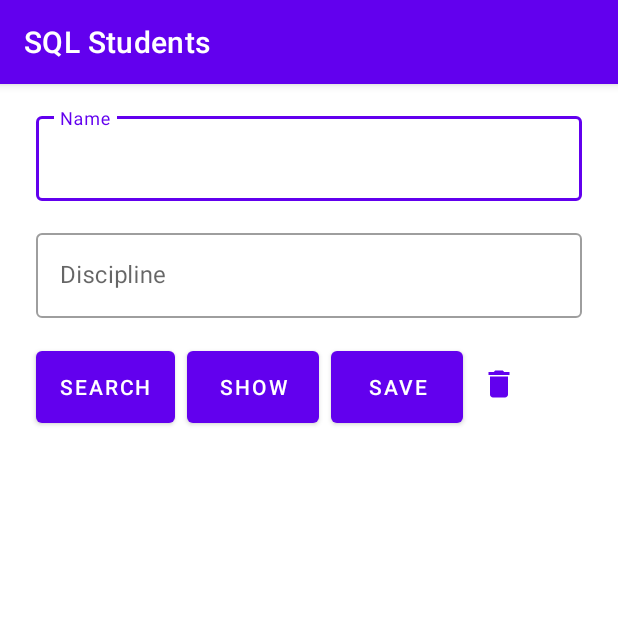
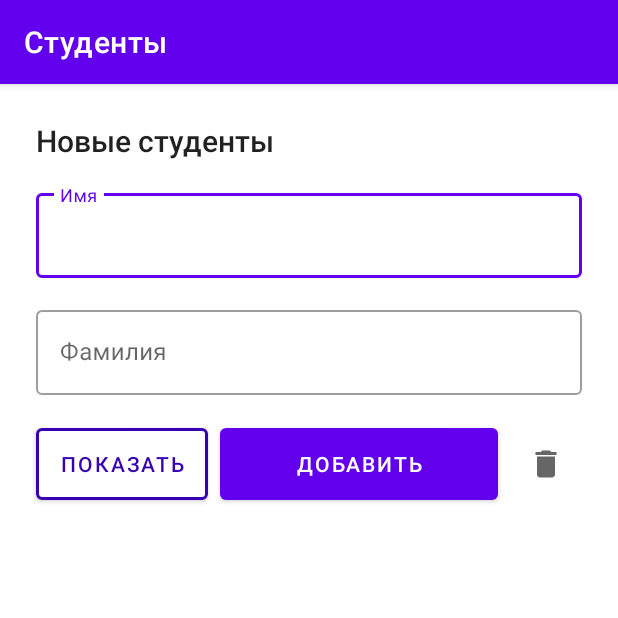
Before and after one commit to polina1441/SQLStudents, an Android app: the screen it shows after launch (MainActivity), on a phone screen of 412 x 824 dp, the top half of it. Run offline under Robolectric (Android 15) with nearby library versions, the phone set to English and light mode, and no system bars.

Commit message:
After all this time? – Always

```diff
--- a/app/src/main/java/com/example/sqlstudents/MainActivity.kt
+++ b/app/src/main/java/com/example/sqlstudents/MainActivity.kt
@@ -3,17 +3,20 @@ package com.example.sqlstudents
 import androidx.appcompat.app.AppCompatActivity
 import android.os.Bundle
 import android.util.Log
+import android.view.View
+import android.widget.TextView
+import android.widget.Toast
 import com.example.sqlstudents.database.DBClass
 import com.example.sqlstudents.database.DBManager
 import com.google.android.material.button.MaterialButton
 import com.google.android.material.textfield.TextInputEditText
 import com.google.android.material.textview.MaterialTextView
 
+
+
 lateinit var name_edit : TextInputEditText
 lateinit var discipline_edit : TextInputEditText
-
 lateinit var show_info : MaterialTextView
-
 
 class MainActivity : AppCompatActivity() {
 
@@ -27,33 +30,43 @@ class MainActivity : AppCompatActivity() {
         discipline_edit = findViewById(R.id.discipline)
         show_info = findViewById(R.id.show_detail)
 
-        val but_search : MaterialButton = findViewById(R.id.search_but)
         val but_show : MaterialButton = findViewById(R.id.show_but)
         val but_add : MaterialButton = findViewById(R.id.add_but)
         val but_delete_db : MaterialButton = findViewById(R.id.delete_db)
+        val title : TextView = findViewById(R.id.title_list)
 
         but_add.setOnClickListener {
-            dbManager.openDB()
-            dbManager.insertDB(name_edit.text.toString(),
-                    discipline_edit.text.toString())
+            if (!name_edit.text.isNullOrEmpty() or !discipline_edit.text.isNullOrEmpty()) {
+                dbManager.openDB()
+                dbManager.insertDB(
+                    name_edit.text.toString(),
+                    discipline_edit.text.toString()
+                )
+
+                discipline_edit.text?.clear()
+                name_edit.text?.clear()
+                name_edit.isFocusable
+            } else {
+                Toast.makeText(applicationContext, "Введите имя и фамилию", Toast.LENGTH_SHORT).show()
+            }
         }
 
         but_show.setOnClickListener {
             if (show_info.text != ""){
                 show_info.text = ""
             }
+
+            title.visibility = View.VISIBLE
+
             val dataList = dbManager.readDB()
+            var position = 1
             for (item in dataList){
-                show_info.append(item)
-                show_info.append("\n")
+                show_info.append("${position}. ${item.firstName} ${item.secondName} \n")
+                position++
             }
         }
         but_delete_db.setOnClickListener {
             dbManager.deleteDB()
-        }
-        but_search.setOnClickListener {
-            recording  = name_edit.text.toString()
-
         }
     }
     companion object{
--- /dev/null
+++ b/app/src/main/java/com/example/sqlstudents/Student.kt
@@ -0,0 +1,6 @@
+package com.example.sqlstudents
+
+class Student (
+    var firstName: String,
+    var secondName: String,
+)
--- a/app/src/main/java/com/example/sqlstudents/database/DBClass.kt
+++ b/app/src/main/java/com/example/sqlstudents/database/DBClass.kt
@@ -1,9 +1,6 @@
 package com.example.sqlstudents.database
 
 import android.provider.BaseColumns
-import com.example.sqlstudents.MainActivity
-import com.example.sqlstudents.MainActivity.Companion.recording
-
 
 object DBClass : BaseColumns {
     const val TABLE_NAME = "students"
@@ -20,6 +17,4 @@ object DBClass : BaseColumns {
             "$NAME_CONTENT TEXT);"
 
     const val DELETE_TABLE = "DROP TABLE IF EXISTS $TABLE_NAME"
-    //const val SELECT = "SELECT * FROM $TABLE_NAME WHERE $NAME_TITLE='$recording'"
 }
-//IF NOT EXISTS
--- a/app/src/main/java/com/example/sqlstudents/database/DBHelper.kt
+++ b/app/src/main/java/com/example/sqlstudents/database/DBHelper.kt
@@ -3,7 +3,6 @@ package com.example.sqlstudents.database
 import android.content.Context
 import android.database.sqlite.SQLiteDatabase
 import android.database.sqlite.SQLiteOpenHelper
-import com.example.sqlstudents.database.DBClass
 
 class DBHelper (context: Context) : SQLiteOpenHelper (context,
         DBClass.DB_NAME, null, DBClass.DB_VERSION) {
--- a/app/src/main/java/com/example/sqlstudents/database/DBManager.kt
+++ b/app/src/main/java/com/example/sqlstudents/database/DBManager.kt
@@ -3,10 +3,10 @@ package com.example.sqlstudents.database
 import android.content.ContentValues
 import android.content.Context
 import android.database.sqlite.SQLiteDatabase
+import com.example.sqlstudents.Student
 
 class DBManager (context: Context){
     val helper = DBHelper(context)
-
     var db : SQLiteDatabase? = null
 
     fun openDB(){
@@ -20,8 +20,8 @@ class DBManager (context: Context){
         }
         db?.insert(DBClass.TABLE_NAME, null, values)
     }
-    fun readDB(): ArrayList<String>{
-        val dataList = ArrayList<String>()
+    fun readDB(): ArrayList<Student> {
+        val dataList = ArrayList<Student>()
         val cursor = db?.query(
                 DBClass.TABLE_NAME,
                 arrayOf(DBClass.NAME_TITLE, DBClass.NAME_CONTENT),
@@ -35,8 +35,10 @@ class DBManager (context: Context){
             while (this?.moveToNext()!!){
                 val dataText = cursor?.getString(
                         cursor.getColumnIndex(DBClass.NAME_TITLE))
-                dataList.add(dataText.toString())
-                //val dataContent = cursor?.getString(cursor.getColumnIndex(DBClass.NAME_CONTENT))
+                val dataContent = cursor?.getString(
+                    cursor.getColumnIndex(DBClass.NAME_CONTENT)
+                )
+                dataList.add(Student(dataText.toString(), dataContent.toString()))
             }
         }
         cursor?.close()
--- a/app/src/main/res/layout/activity_main.xml
+++ b/app/src/main/res/layout/activity_main.xml
@@ -1,23 +1,41 @@
 <?xml version="1.0" encoding="utf-8"?>
-<androidx.constraintlayout.widget.ConstraintLayout xmlns:android="http://schemas.android.com/apk/res/android"
+<ScrollView
+    xmlns:android="http://schemas.android.com/apk/res/android"
     xmlns:app="http://schemas.android.com/apk/res-auto"
     xmlns:tools="http://schemas.android.com/tools"
     android:layout_width="match_parent"
+    android:layout_height="match_parent">
+
+    <androidx.constraintlayout.widget.ConstraintLayout
+        android:layout_width="match_parent"
         android:layout_height="match_parent"
         tools:context=".MainActivity">
+
+    <TextView
+        android:id="@+id/new_stud"
+        android:layout_width="match_parent"
+        android:layout_height="wrap_content"
+        android:layout_marginTop="24dp"
+        android:layout_marginEnd="24dp"
+        android:layout_marginStart="24dp"
+        android:text="@string/new_stud"
+        android:textAppearance="@style/TextAppearance.AppCompat.Light.SearchResult.Title"
+        app:layout_constraintEnd_toEndOf="parent"
+        app:layout_constraintStart_toStartOf="parent"
+        app:layout_constraintTop_toTopOf="parent" />
 
     <com.google.android.material.textfield.TextInputLayout
         android:id="@+id/name_container"
         android:layout_width="match_parent"
         android:layout_height="wrap_content"
-        android:hint="Name"
+        android:hint="@string/firstname"
         style="@style/Widget.MaterialComponents.TextInputLayout.OutlinedBox"
         android:layout_marginTop="16dp"
         android:layout_marginStart="24dp"
         android:layout_marginEnd="24dp"
         app:layout_constraintEnd_toEndOf="parent"
         app:layout_constraintStart_toStartOf="parent"
-        app:layout_constraintTop_toTopOf="parent">
+        app:layout_constraintTop_toBottomOf="@id/new_stud">
 
         <com.google.android.material.textfield.TextInputEditText
             android:id="@+id/name"
@@ -30,7 +48,7 @@
         android:id="@+id/discipline_container"
         android:layout_width="match_parent"
         android:layout_height="wrap_content"
-        android:hint="Discipline"
+        android:hint="@string/secondname"
         style="@style/Widget.MaterialComponents.TextInputLayout.OutlinedBox"
         android:layout_marginTop="16dp"
         android:layout_marginStart="24dp"
@@ -46,62 +64,86 @@
             />
     </com.google.android.material.textfield.TextInputLayout>
 
-    <com.google.android.material.button.MaterialButton
-        android:id="@+id/search_but"
-        android:layout_width="0dp"
-        android:text="Search"
-        android:layout_height="60dp"
+    <androidx.constraintlayout.widget.ConstraintLayout
+        android:id="@+id/box"
+        android:layout_width="match_parent"
+        android:layout_height="wrap_content"
+        android:orientation="horizontal"
         android:layout_marginTop="16dp"
-        android:layout_marginStart="24dp"
-        android:layout_marginEnd="8dp"
         app:layout_constraintStart_toStartOf="parent"
-        app:layout_constraintTop_toBottomOf="@+id/discipline_container" />
+        app:layout_constraintTop_toBottomOf="@+id/discipline_container">
 
         <com.google.android.material.button.MaterialButton
             android:id="@+id/show_but"
             android:layout_width="0dp"
-        android:text="Show"
             android:layout_height="60dp"
-        android:layout_marginTop="16dp"
-        android:layout_marginStart="8dp"
-        android:layout_marginEnd="8dp"
-        app:layout_constraintStart_toEndOf="@id/search_but"
-        app:layout_constraintTop_toBottomOf="@+id/discipline_container" />
+            android:layout_marginStart="24dp"
+            android:backgroundTint="@color/white"
+            android:text="Показать"
+            android:textColor="@color/purple_700"
+            app:layout_constraintBottom_toBottomOf="parent"
+            app:layout_constraintStart_toStartOf="parent"
+            app:layout_constraintTop_toTopOf="parent"
+            app:strokeColor="@color/purple_700"
+            app:strokeWidth="2dp" />
 
         <com.google.android.material.button.MaterialButton
             android:id="@+id/add_but"
             android:layout_width="0dp"
-        android:text="Save"
             android:layout_height="60dp"
-        android:layout_marginTop="16dp"
             android:layout_marginStart="8dp"
             android:layout_marginEnd="8dp"
-        app:layout_constraintStart_toEndOf="@id/show_but"
-        app:layout_constraintTop_toBottomOf="@+id/discipline_container" />
+            android:layout_marginTop="16dp"
+            android:text="Добавить"
+            app:layout_constraintBottom_toBottomOf="parent"
+            app:layout_constraintEnd_toStartOf="@+id/delete_db"
+            app:layout_constraintStart_toEndOf="@id/show_but" />
 
         <com.google.android.material.button.MaterialButton
+            android:id="@+id/delete_db"
             style="@style/Widget.App.Button.OutlinedButton.IconOnly"
-        android:id="@+id/delete_db"
             android:layout_width="wrap_content"
             android:layout_height="wrap_content"
-        android:layout_marginTop="24dp"
-        android:layout_marginBottom="28dp"
             android:background="@color/purple_200"
             app:icon="@drawable/delete_24"
-        app:layout_constraintBottom_toTopOf="@+id/show_detail"
-        app:layout_constraintStart_toEndOf="@+id/add_but"
-        app:layout_constraintTop_toBottomOf="@+id/discipline_container" />
+            android:layout_marginEnd="24dp"
+            android:checkable="true"
+            android:clickable="true"
+            android:focusable="true"
+            app:layout_constraintBottom_toBottomOf="parent"
+            app:layout_constraintEnd_toEndOf="parent"
+            app:layout_constraintTop_toTopOf="parent" />
+
+    </androidx.constraintlayout.widget.ConstraintLayout>
+
+    <TextView
+        android:id="@+id/title_list"
+        android:layout_width="match_parent"
+        android:layout_height="wrap_content"
+        android:layout_marginTop="24dp"
+        android:layout_marginEnd="24dp"
+        android:layout_marginStart="24dp"
+        android:text="@string/list"
+        android:visibility="invisible"
+        android:textAppearance="@style/TextAppearance.AppCompat.Light.SearchResult.Title"
+        app:layout_constraintEnd_toEndOf="parent"
+        app:layout_constraintStart_toStartOf="parent"
+        app:layout_constraintTop_toBottomOf="@+id/box" />
 
     <com.google.android.material.textview.MaterialTextView
         android:id="@+id/show_detail"
         android:layout_width="match_parent"
         android:layout_height="wrap_content"
         android:layout_marginStart="24dp"
-        android:layout_marginTop="16dp"
         android:layout_marginEnd="24dp"
+        android:layout_marginTop="8dp"
+        android:lineHeight="24dp"
+        android:textAppearance="@style/TextAppearance.AppCompat.Body2"
         app:layout_constraintEnd_toEndOf="parent"
         app:layout_constraintStart_toStartOf="parent"
-        app:layout_constraintTop_toBottomOf="@+id/show_but" />
+        app:layout_constraintTop_toBottomOf="@+id/title_list" />
 
 
 </androidx.constraintlayout.widget.ConstraintLayout>
+
+</ScrollView>
--- a/app/src/main/res/values/strings.xml
+++ b/app/src/main/res/values/strings.xml
@@ -1,3 +1,8 @@
 <resources>
-    <string name="app_name">SQL Students</string>
+    <string name="app_name">Студенты</string>
+    <string name="firstname">Имя</string>
+    <string name="secondname">Фамилия</string>
+    <string name="group">Группа</string>
+    <string name="list">Список студентов</string>
+    <string name="new_stud">Новые студенты</string>
 </resources>
```
Lines whose indentation alone changed are shown as unchanged.
